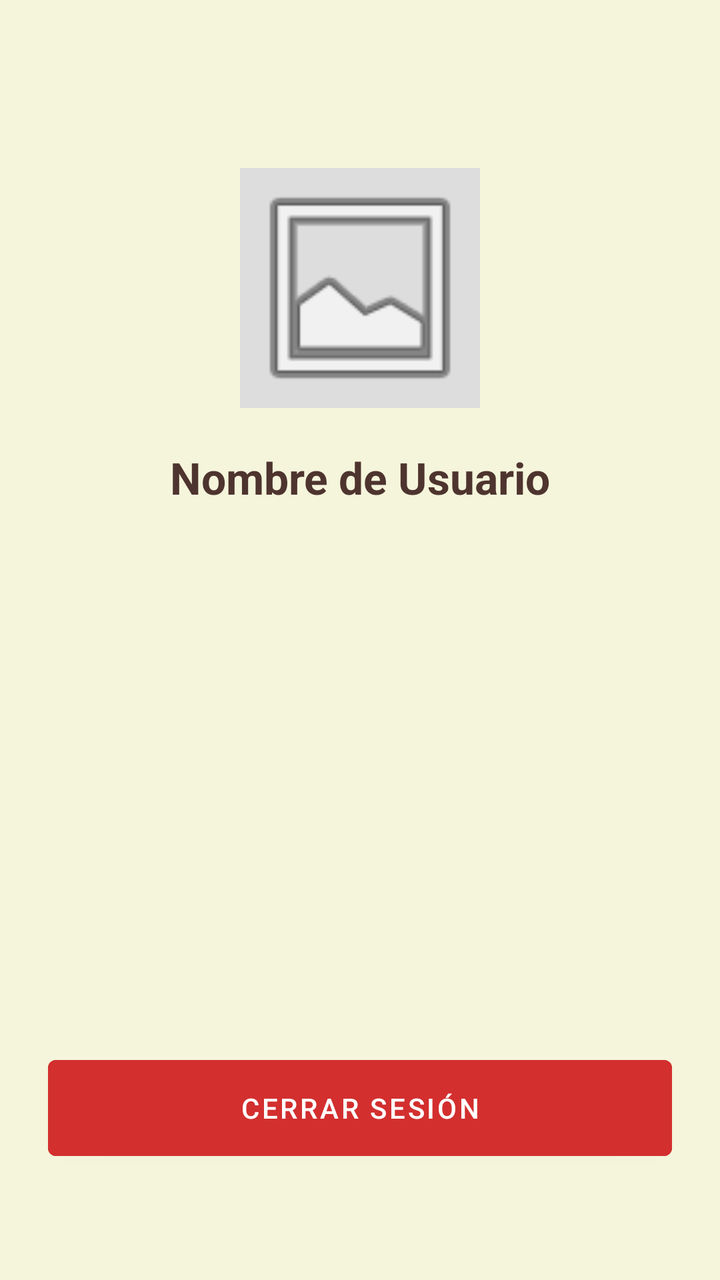
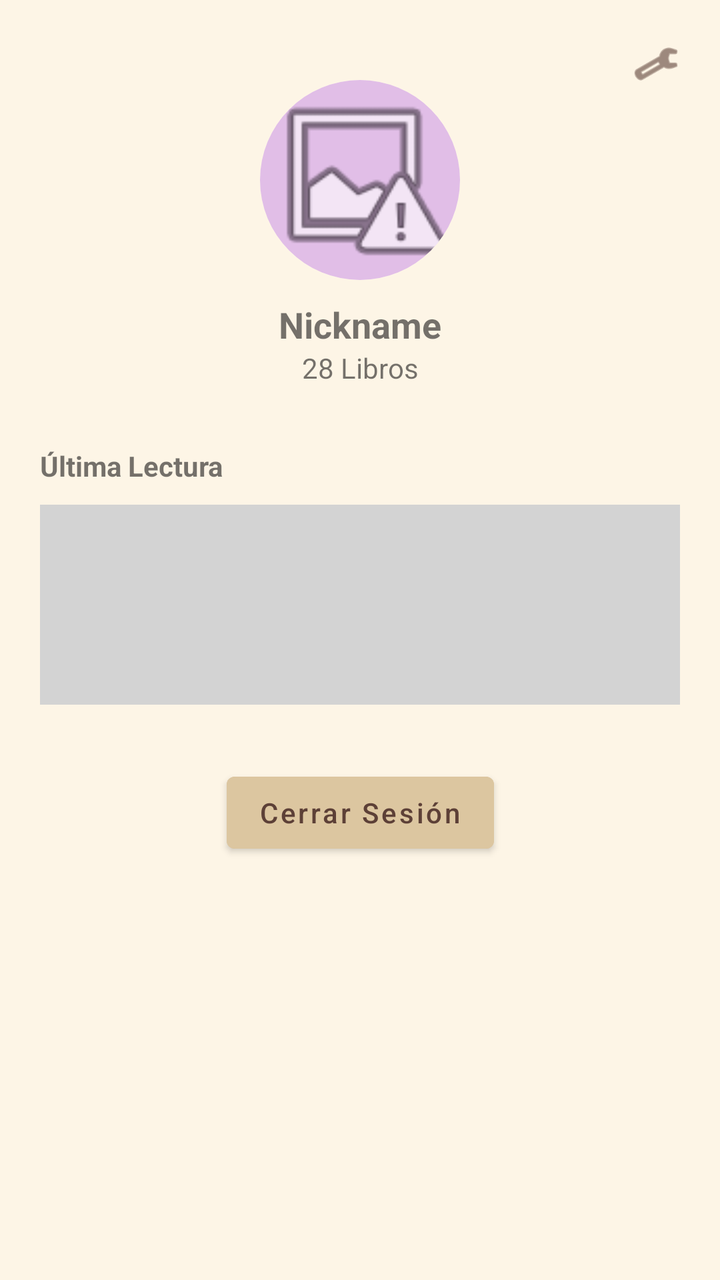

Screens rendered from an Android XML layout before and after an edit, with the pre-edit source and the edit as a unified diff.
<!-- AndroidManifest.xml: application theme Theme.TFG_2025 -->
<!-- res/layout/fragment_perfil.xml -->
<?xml version="1.0" encoding="utf-8"?>
<androidx.constraintlayout.widget.ConstraintLayout
    xmlns:android="http://schemas.android.com/apk/res/android"
    xmlns:app="http://schemas.android.com/apk/res-auto"
    android:layout_width="match_parent"
    android:layout_height="match_parent"
    android:background="@color/fondo_crema"
    android:padding="24dp">

    <ImageView
        android:id="@+id/foto_perfil"
        android:layout_width="120dp"
        android:layout_height="120dp"
        android:layout_marginTop="60dp"
        android:src="@android:drawable/ic_menu_gallery"
        android:background="#DDDDDD"
        app:layout_constraintTop_toTopOf="parent"
        app:layout_constraintStart_toStartOf="parent"
        app:layout_constraintEnd_toEndOf="parent" />

    <TextView
        android:id="@+id/nombre_usuario"
        android:layout_width="wrap_content"
        android:layout_height="wrap_content"
        android:layout_marginTop="20dp"
        android:text="Nombre de Usuario"
        android:textSize="22sp"
        android:textStyle="bold"
        android:textColor="@color/marron_texto"
        app:layout_constraintTop_toBottomOf="@id/foto_perfil"
        app:layout_constraintStart_toStartOf="parent"
        app:layout_constraintEnd_toEndOf="parent" />

    <Button
        android:id="@+id/boton_cerrar_sesion"
        android:layout_width="match_parent"
        android:layout_height="60dp"
        android:layout_marginBottom="32dp"
        android:text="CERRAR SESIÓN"
        android:backgroundTint="#D32F2F"
        android:textColor="@color/white"
        app:layout_constraintBottom_toBottomOf="parent"
        app:layout_constraintStart_toStartOf="parent"
        app:layout_constraintEnd_toEndOf="parent" />

</androidx.constraintlayout.widget.ConstraintLayout>
<!-- resources referenced by this layout -->
<resources>
  <color name="fondo_crema">#F5F5DC</color>
  <color name="marron_texto">#4E342E</color>
  <color name="white">#FFFFFFFF</color>
  <style name="Theme.TFG_2025" parent="Theme.MaterialComponents.DayNight.DarkActionBar">
          <item name="colorPrimary">@color/boton_primario</item>
          <item name="colorPrimaryVariant">#6D4C41</item>
          <item name="colorOnPrimary">@color/white</item>
  
          <item name="android:windowBackground">@color/fondo_crema</item>
      </style>
  <color name="boton_primario">#8D6E63</color>
</resources>

<!-- the commit's change to res/layout/fragment_perfil.xml (unified diff, before → after) -->
@@ -4,43 +4,89 @@
     xmlns:app="http://schemas.android.com/apk/res-auto"
     android:layout_width="match_parent"
     android:layout_height="match_parent"
-    android:background="@color/fondo_crema"
-    android:padding="24dp">
+    android:background="#FDF5E6"
+    android:padding="20dp">
 
     <ImageView
-        android:id="@+id/foto_perfil"
-        android:layout_width="120dp"
-        android:layout_height="120dp"
-        android:layout_marginTop="60dp"
-        android:src="@android:drawable/ic_menu_gallery"
-        android:background="#DDDDDD"
+        android:id="@+id/btn_settings"
+        android:layout_width="24dp"
+        android:layout_height="24dp"
+        android:src="@android:drawable/ic_menu_manage"
+        app:layout_constraintEnd_toEndOf="parent"
         app:layout_constraintTop_toTopOf="parent"
+        app:tint="#5D4037" />
+
+    <androidx.cardview.widget.CardView
+        android:id="@+id/card_avatar"
+        android:layout_width="100dp"
+        android:layout_height="100dp"
+        android:layout_marginTop="20dp"
+        app:cardCornerRadius="50dp"
+        app:cardElevation="0dp"
+        app:layout_constraintEnd_toEndOf="parent"
         app:layout_constraintStart_toStartOf="parent"
-        app:layout_constraintEnd_toEndOf="parent" />
+        app:layout_constraintTop_toTopOf="parent">
+
+        <ImageView
+            android:id="@+id/img_perfil_avatar"
+            android:layout_width="match_parent"
+            android:layout_height="match_parent"
+            android:scaleType="centerCrop"
+            android:src="@android:drawable/ic_menu_report_image"
+            android:background="#E1BEE7" />
+    </androidx.cardview.widget.CardView>
 
     <TextView
-        android:id="@+id/nombre_usuario"
+        android:id="@+id/tv_nickname"
         android:layout_width="wrap_content"
         android:layout_height="wrap_content"
-        android:layout_marginTop="20dp"
-        android:text="Nombre de Usuario"
-        android:textSize="22sp"
+        android:layout_marginTop="10dp"
+        android:text="Nickname"
+        android:textSize="18sp"
         android:textStyle="bold"
-        android:textColor="@color/marron_texto"
-        app:layout_constraintTop_toBottomOf="@id/foto_perfil"
+        app:layout_constraintEnd_toEndOf="parent"
         app:layout_constraintStart_toStartOf="parent"
-        app:layout_constraintEnd_toEndOf="parent" />
+        app:layout_constraintTop_toBottomOf="@id/card_avatar" />
+
+    <TextView
+        android:id="@+id/tv_libros_count"
+        android:layout_width="wrap_content"
+        android:layout_height="wrap_content"
+        android:text="28 Libros"
+        android:textSize="14sp"
+        app:layout_constraintEnd_toEndOf="parent"
+        app:layout_constraintStart_toStartOf="parent"
+        app:layout_constraintTop_toBottomOf="@id/tv_nickname" />
+
+    <TextView
+        android:id="@+id/label_ultima_lectura"
+        android:layout_width="wrap_content"
+        android:layout_height="wrap_content"
+        android:layout_marginTop="30dp"
+        android:text="Última Lectura"
+        android:textStyle="bold"
+        app:layout_constraintStart_toStartOf="parent"
+        app:layout_constraintTop_toBottomOf="@id/tv_libros_count" />
+
+    <View
+        android:id="@+id/view_ultima_lectura"
+        android:layout_width="match_parent"
+        android:layout_height="100dp"
+        android:layout_marginTop="10dp"
+        android:background="#D3D3D3"
+        app:layout_constraintTop_toBottomOf="@id/label_ultima_lectura" />
 
     <Button
-        android:id="@+id/boton_cerrar_sesion"
-        android:layout_width="match_parent"
-        android:layout_height="60dp"
-        android:layout_marginBottom="32dp"
-        android:text="CERRAR SESIÓN"
-        android:backgroundTint="#D32F2F"
-        android:textColor="@color/white"
-        app:layout_constraintBottom_toBottomOf="parent"
+        android:id="@+id/btn_logout"
+        android:layout_width="wrap_content"
+        android:layout_height="wrap_content"
+        android:layout_marginTop="30dp"
+        android:backgroundTint="#DCC6A0"
+        android:text="Cerrar Sesión"
+        android:textAllCaps="false"
+        android:textColor="#5D4037"
+        app:layout_constraintEnd_toEndOf="parent"
         app:layout_constraintStart_toStartOf="parent"
-        app:layout_constraintEnd_toEndOf="parent" />
+        app:layout_constraintTop_toBottomOf="@id/view_ultima_lectura" />
 
 </androidx.constraintlayout.widget.ConstraintLayout>
<!-- resource entries referenced after the edit -->
@@ -1,7 +1,6 @@
 <!-- resources referenced by this layout -->
 <resources>
   <color name="fondo_crema">#F5F5DC</color>
-  <color name="marron_texto">#4E342E</color>
   <color name="white">#FFFFFFFF</color>
   <style name="Theme.TFG_2025" parent="Theme.MaterialComponents.DayNight.DarkActionBar">
           <item name="colorPrimary">@color/boton_primario</item>
